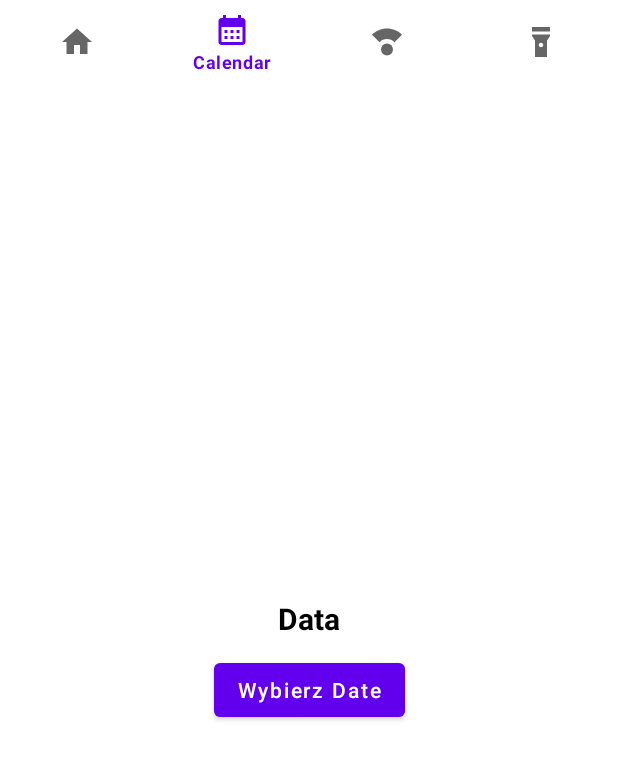
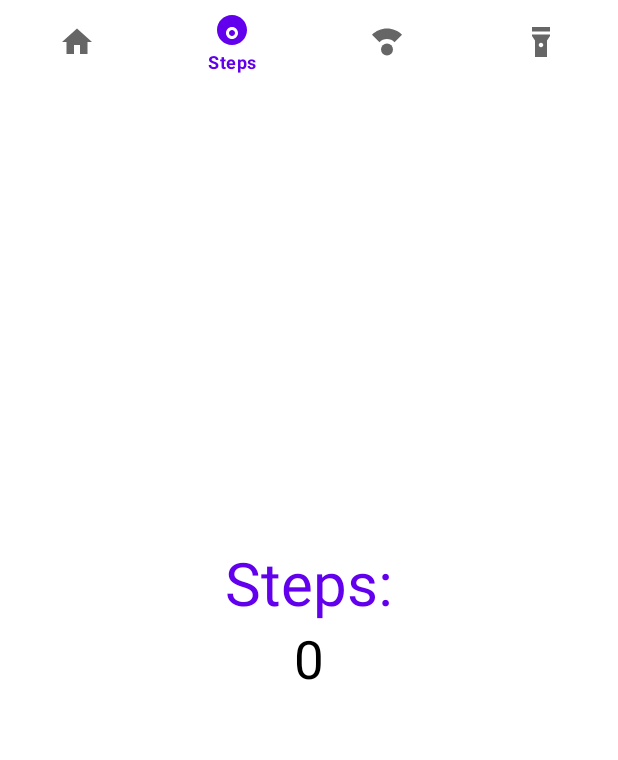
Before and after one commit to KacperJochymek/WeatherX, an Android app built with Jetpack Compose: the CalendarActivity screen opened directly, with no data from a screen before it, on a phone screen of 412 x 824 dp. Shown: the top 760 px of the screen. Run offline under Robolectric (Android 15) with nearby library versions, the phone set to English and light mode, and no system bars.

Commit message:
Naprawienie aplikacji

```diff
--- a/app/build.gradle.kts
+++ b/app/build.gradle.kts
@@ -70,4 +70,6 @@ dependencies {
     androidTestImplementation("androidx.compose.ui:ui-test-junit4")
     debugImplementation("androidx.compose.ui:ui-tooling")
     debugImplementation("androidx.compose.ui:ui-test-manifest")
+
+    implementation ("com.mikhaellopez:circularprogressbar:3.1.0")
 }
--- a/app/src/main/java/com/example/weatherx/Calendar/CalendarActivity.kt
+++ /dev/null
@@ -1,84 +0,0 @@
-package com.example.weatherx.Calendar
-
-import android.app.DatePickerDialog
-import android.content.Intent
-import android.os.Bundle
-import android.widget.Button
-import android.widget.TextView
-import androidx.appcompat.app.AppCompatActivity
-import com.example.weatherx.Compass.CompassActivity
-import com.example.weatherx.FlashlightActivity
-import com.example.weatherx.MainActivity2
-import com.example.weatherx.R
-import com.google.android.material.bottomnavigation.BottomNavigationView
-import java.text.SimpleDateFormat
-import java.util.Calendar
-import java.util.Locale
-
-class CalendarActivity : AppCompatActivity() {
-
-    private lateinit var tvDatePicker: TextView
-    private lateinit var btnDatePicker: Button
-
-    override fun onCreate(savedInstanceState: Bundle?) {
-        super.onCreate(savedInstanceState)
-        setContentView(R.layout.fragment_calendar)
-
-        tvDatePicker = findViewById(R.id.tvDate)
-        btnDatePicker = findViewById(R.id.btnDatePicker)
-
-        val myCalendar = Calendar.getInstance()
-
-        // Aktywacja, wybranej daty
-        val datePicker =
-            DatePickerDialog.OnDateSetListener { _, year, month, dayOfMonth ->
-                myCalendar.set(Calendar.YEAR, year)
-                myCalendar.set(Calendar.MONTH, month)
-                myCalendar.set(Calendar.DAY_OF_MONTH, dayOfMonth)
-                updateLabel(myCalendar)
-            }
-        btnDatePicker.setOnClickListener {
-            DatePickerDialog(
-                this, datePicker, myCalendar.get(Calendar.YEAR), myCalendar.get(
-                    Calendar.MONTH
-                ),
-                myCalendar.get(Calendar.DAY_OF_MONTH)
-            ).show()
-        }
-
-        val bottomNavigationView: BottomNavigationView = findViewById(R.id.bottom_navigation)
-
-        bottomNavigationView.setOnNavigationItemSelectedListener { item ->
-            when (item.itemId) {
-                R.id.home -> {
-                    startActivity(Intent(this, MainActivity2::class.java))
-                    true
-                }
-                R.id.calendar -> {
-                    // Jesteś w sekcji Kalendarza
-                    true
-                }
-                R.id.compass -> {
-                    startActivity(Intent(this, CompassActivity::class.java))
-                    true
-                }
-                R.id.flashlight -> {
-                    startActivity(Intent(this, FlashlightActivity::class.java))
-                    true
-                }
-                else -> false
-            }
-        }
-
-        // Ustawienie aktywnej ikony
-        bottomNavigationView.menu.findItem(R.id.calendar).isChecked = true
-    }
-
-
-    // Aktualizacja daty
-    private fun updateLabel(myCalendar: Calendar) {
-        val myFormat = "dd-MM-yyyy"
-        val sdf = SimpleDateFormat(myFormat, Locale.ENGLISH)
-        tvDatePicker.text = sdf.format(myCalendar.time)
-    }
-}
--- /dev/null
+++ b/app/src/main/java/com/example/weatherx/CalendarActivity.kt
@@ -0,0 +1,140 @@
+package com.example.weatherx
+
+import android.Manifest
+import android.content.Context
+import android.content.Intent
+import android.content.pm.PackageManager
+import android.hardware.Sensor
+import android.hardware.SensorEvent
+import android.hardware.SensorEventListener
+import android.hardware.SensorManager
+import android.os.Build
+import android.os.Bundle
+import android.widget.TextView
+import android.widget.Toast
+import androidx.appcompat.app.AppCompatActivity
+import androidx.core.app.ActivityCompat
+import androidx.core.content.ContextCompat
+import com.example.weatherx.Compass.CompassActivity
+import com.google.android.material.bottomnavigation.BottomNavigationView
+
+
+class CalendarActivity : AppCompatActivity(), SensorEventListener {
+
+    private var sensorManager: SensorManager? = null
+    private var running = false
+
+    private var totalSteps = 0f
+
+    val ACTIVITY_RECOGNITION_REQUEST_CODE = 100
+
+    override fun onCreate(savedInstanceState: Bundle?) {
+        super.onCreate(savedInstanceState)
+        setContentView(R.layout.fragment_calendar)
+
+        if (isPermissionGranted()) {
+            requestPermission()
+        }
+
+        sensorManager = getSystemService(Context.SENSOR_SERVICE) as SensorManager
+
+        val bottomNavigationView: BottomNavigationView = findViewById(R.id.bottom_navigation)
+
+        bottomNavigationView.setOnNavigationItemSelectedListener { item ->
+            when (item.itemId) {
+                R.id.home -> {
+                    startActivity(Intent(this, MainActivity2::class.java))
+                    true
+                }
+                R.id.calendar -> {
+                    // Jesteś w sekcji Kalendarza
+                    true
+                }
+                R.id.compass -> {
+                    startActivity(Intent(this, CompassActivity::class.java))
+                    true
+                }
+                R.id.flashlight -> {
+                    startActivity(Intent(this, FlashlightActivity::class.java))
+                    true
+                }
+                else -> false
+            }
+        }
+
+        // Ustawienie aktywnej ikony
+        bottomNavigationView.menu.findItem(R.id.calendar).isChecked = true
+    }
+
+    override fun onResume() {
+
+        super.onResume()
+        running = true
+
+        val stepSensor = sensorManager?.getDefaultSensor(Sensor.TYPE_STEP_COUNTER)
+
+        if (stepSensor == null) {
+            Toast.makeText(this, "Brak sensora, na tym urządzeniu.", Toast.LENGTH_SHORT).show()
+        } else {
+            sensorManager?.registerListener(this, stepSensor, SensorManager.SENSOR_DELAY_UI)
+        }
+    }
+
+    override fun onPause() {
+        super.onPause()
+        running = false
+        sensorManager?.unregisterListener(this)
+    }
+
+    override fun onSensorChanged(event: SensorEvent?) {
+
+        var tv_stepsTaken = findViewById<TextView>(R.id.tv_stepsTaken)
+
+        if (running) {
+            totalSteps = event!!.values[0]
+
+            val currentSteps = totalSteps.toInt()
+
+            tv_stepsTaken.text = ("$currentSteps")
+        }
+    }
+
+    override fun onAccuracyChanged(sensor: Sensor?, accuracy: Int) {
+
+    }
+
+    private fun requestPermission() {
+        if (Build.VERSION.SDK_INT >= Build.VERSION_CODES.Q) {
+            ActivityCompat.requestPermissions(
+                this,
+                arrayOf(Manifest.permission.ACTIVITY_RECOGNITION),
+                ACTIVITY_RECOGNITION_REQUEST_CODE
+            )
+        }
+    }
+
+    private fun isPermissionGranted(): Boolean {
+        return ContextCompat.checkSelfPermission(
+            this,
+            Manifest.permission.ACTIVITY_RECOGNITION
+        ) != PackageManager.PERMISSION_GRANTED
+    }
+
+    override fun onRequestPermissionsResult(
+        requestCode: Int,
+        permissions: Array<out String>,
+        grantResults: IntArray
+    ) {
+        super.onRequestPermissionsResult(requestCode, permissions, grantResults)
+        when (requestCode) {
+            ACTIVITY_RECOGNITION_REQUEST_CODE -> {
+                if ((grantResults.isNotEmpty() &&
+                            grantResults[0] == PackageManager.PERMISSION_GRANTED)
+                ) {
+                    // do nothing
+                }
+            }
+        }
+
+    }
+}
--- a/app/src/main/java/com/example/weatherx/FlashlightActivity.kt
+++ b/app/src/main/java/com/example/weatherx/FlashlightActivity.kt
@@ -11,7 +11,6 @@ import android.widget.ImageButton
 import android.widget.Toast
 import androidx.annotation.RequiresApi
 import androidx.appcompat.app.AppCompatActivity
-import com.example.weatherx.Calendar.CalendarActivity
 import com.example.weatherx.Compass.CompassActivity
 import com.google.android.material.bottomnavigation.BottomNavigationView
 
--- a/app/src/main/java/com/example/weatherx/HomeActivity.kt
+++ b/app/src/main/java/com/example/weatherx/HomeActivity.kt
@@ -5,7 +5,6 @@ import android.os.Bundle
 import android.view.Menu
 import android.view.MenuItem
 import androidx.appcompat.app.AppCompatActivity
-import com.example.weatherx.Calendar.CalendarActivity
 import com.example.weatherx.Compass.CompassActivity
 
 class HomeActivity : AppCompatActivity() {
@@ -31,7 +30,7 @@ class HomeActivity : AppCompatActivity() {
                 return true
             }
             R.id.compass->{
-                startActivity(Intent(this,CompassActivity::class.java))
+                startActivity(Intent(this, CompassActivity::class.java))
                 return true
             }
             R.id.flashlight->{
--- a/app/src/main/java/com/example/weatherx/MainActivity2.kt
+++ b/app/src/main/java/com/example/weatherx/MainActivity2.kt
@@ -1,4 +1,5 @@
 package com.example.weatherx
+
 
 import android.content.Intent
 import android.os.AsyncTask
@@ -9,7 +10,6 @@ import android.widget.ProgressBar
 import android.widget.RelativeLayout
 import android.widget.TextView
 import androidx.appcompat.app.AppCompatActivity
-import com.example.weatherx.Calendar.CalendarActivity
 import com.example.weatherx.Compass.CompassActivity
 import com.google.android.material.bottomnavigation.BottomNavigationView
 import org.json.JSONObject
@@ -38,7 +38,7 @@ class MainActivity2 : AppCompatActivity() {
                     // Obsługa kliknięcia na elemencie "Home"
                     true
                 }
-                R.id.calendar -> {
+                R.id.calendar->{
                     startActivity(Intent(this, CalendarActivity::class.java))
                     true
                 }
--- a/app/src/main/res/drawable/ic_baseline_calendar_month_24.xml
+++ b/app/src/main/res/drawable/ic_baseline_calendar_month_24.xml
@@ -1,5 +1,12 @@
-<vector android:height="24dp" android:tint="#000000"
-    android:viewportHeight="24" android:viewportWidth="24"
-    android:width="24dp" xmlns:android="http://schemas.android.com/apk/res/android">
-    <path android:fillColor="@android:color/white" android:pathData="M19,4h-1V2h-2v2H8V2H6v2H5C3.89,4 3.01,4.9 3.01,6L3,20c0,1.1 0.89,2 2,2h14c1.1,0 2,-0.9 2,-2V6C21,4.9 20.1,4 19,4zM19,20H5V10h14V20zM9,14H7v-2h2V14zM13,14h-2v-2h2V14zM17,14h-2v-2h2V14zM9,18H7v-2h2V18zM13,18h-2v-2h2V18zM17,18h-2v-2h2V18z"/>
+<vector
+    android:height="24dp"
+    android:tint="#000000"
+    android:viewportHeight="24"
+    android:viewportWidth="24"
+    android:width="24dp"
+    xmlns:android="http://schemas.android.com/apk/res/android">
+
+    <path
+        android:fillColor="@android:color/white"
+        android:pathData="M12,2C6.48,2 2,6.48 2,12s4.48,10 10,10 10,-4.48 10,-10S17.52,2 12,2zM12,12C10.9,12 10,12.9 10,14C10,15.1 10.9,16 12,16C13.1,16 14,15.1 14,14C14,12.9 13.1,12 12,12zM12,18C9.79,18 8,16.21 8,14C8,11.79 9.79,10 12,10C14.21,10 16,11.79 16,14C16,16.21 14.21,18 12,18z" />
 </vector>
--- a/app/src/main/res/layout/fragment_calendar.xml
+++ b/app/src/main/res/layout/fragment_calendar.xml
@@ -1,39 +1,43 @@
 <?xml version="1.0" encoding="utf-8"?>
 <androidx.constraintlayout.widget.ConstraintLayout xmlns:android="http://schemas.android.com/apk/res/android"
+    xmlns:app="http://schemas.android.com/apk/res-auto"
     xmlns:tools="http://schemas.android.com/tools"
     android:layout_width="match_parent"
     android:layout_height="match_parent"
-    xmlns:app="http://schemas.android.com/apk/res-auto"
-    android:orientation="vertical"
-    tools:context=".Calendar">
+    tools:context=".MainActivity">
 
-    <TextView
-        android:id="@+id/tvDate"
+    <RelativeLayout
         android:layout_width="wrap_content"
         android:layout_height="wrap_content"
-        android:text="Data"
-        android:textSize="20sp"
-        android:textColor="@color/black"
-        android:textStyle="bold"
+        android:padding="20dp"
+        app:layout_constraintBottom_toBottomOf="parent"
+        app:layout_constraintEnd_toEndOf="parent"
+        app:layout_constraintHorizontal_bias="0.5"
+        app:layout_constraintStart_toStartOf="parent"
+        app:layout_constraintTop_toTopOf="parent">
 
-        app:layout_constraintTop_toTopOf="parent"
-        app:layout_constraintEnd_toEndOf="parent"
-        app:layout_constraintStart_toStartOf="parent"
-        app:layout_constraintBottom_toBottomOf="parent"
-        />
 
-    <Button
-        android:id="@+id/btnDatePicker"
-        android:layout_marginTop="10dp"
-        app:layout_constraintStart_toStartOf="parent"
-        app:layout_constraintEnd_toEndOf="parent"
-        android:text="Wybierz Date"
-        android:textAllCaps="false"
+        <TextView
+            android:id="@+id/steps"
+            android:layout_width="wrap_content"
+            android:layout_height="wrap_content"
+            android:layout_centerHorizontal="true"
+            android:text="Steps:"
+            android:textColor="@color/purple_500"
+            android:textSize="40sp" />
 
-        android:layout_width="wrap_content"
-        android:layout_height="wrap_content"
-        app:layout_constraintTop_toBottomOf="@id/tvDate"
-        />
+        <TextView
+            android:id="@+id/tv_stepsTaken"
+            android:layout_width="wrap_content"
+            android:layout_height="wrap_content"
+            android:layout_below="@id/steps"
+            android:layout_centerHorizontal="true"
+            android:text="0"
+            android:textColor="@color/black"
+            android:textSize="35sp" />
+
+    </RelativeLayout>
 
     <include layout="@layout/bottom_navigation" />
+
 </androidx.constraintlayout.widget.ConstraintLayout>
--- a/app/src/main/res/layout/fragment_compass.xml
+++ b/app/src/main/res/layout/fragment_compass.xml
@@ -7,12 +7,6 @@
     >
 
 
-    <com.example.weatherx.Compass.CompassView
-        android:id="@+id/compassView"
-        android:layout_centerInParent="true"
-        android:layout_width="300dp"
-        android:layout_height="300dp"
-        />
 
     <include layout="@layout/bottom_navigation" />
 </RelativeLayout>
--- a/app/src/main/res/layout/fragment_flashlight.xml
+++ b/app/src/main/res/layout/fragment_flashlight.xml
@@ -18,7 +18,7 @@
         android:gravity="center">
 
         <TextView
-            android:text="@string/latarka"
+            android:text="Flashlight"
             android:gravity="center"
             android:layout_gravity="center"
             android:layout_margin="25dp"
--- a/app/src/main/res/menu/bottom_nav.xml
+++ b/app/src/main/res/menu/bottom_nav.xml
@@ -5,7 +5,7 @@
         android:id="@+id/home"
         android:icon="@drawable/ic_baseline_home_24"
         />
-    <item android:title="Calendar"
+    <item android:title="Steps"
         android:id="@+id/calendar"
         android:icon="@drawable/ic_baseline_calendar_month_24"
         />
```
Also changed, not shown: app/src/main/AndroidManifest.xml (+6 -1 lines), app/src/main/java/com/example/weatherx/Compass/CompassActivity.kt (+32 -15 lines), app/src/main/res/layout/fragment_home.xml (+7 -7 lines).
